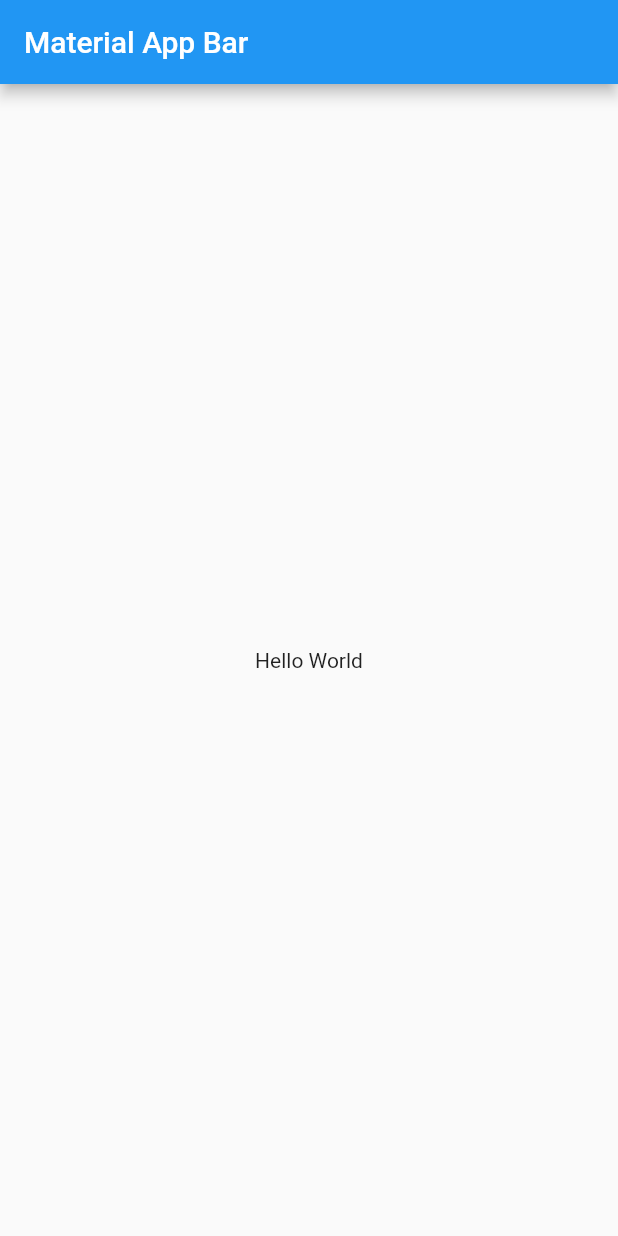
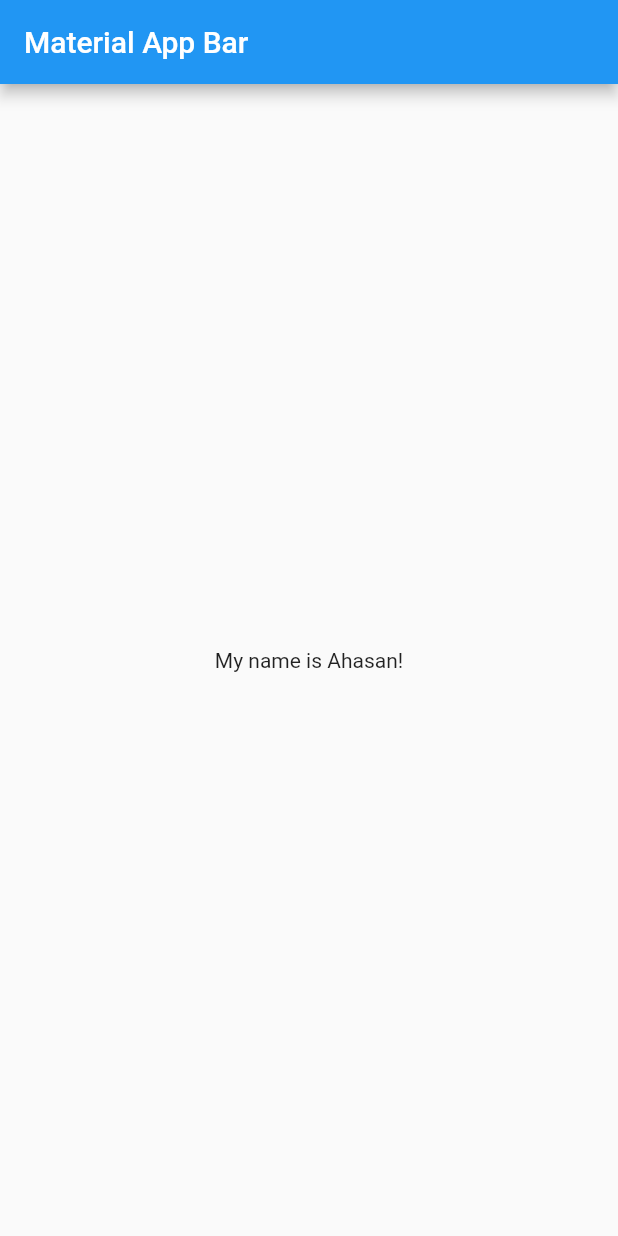
Before and after one commit to ahasanhub/flutter-sample, a Flutter app: the screen it shows after launch, on a phone screen of 412 x 824 dp. Run offline on Flutter 3.47's test engine with Material 2 defaults, Android fonts, the phone set to English and light mode, and no system bars; our stand-ins replace bloc, equatable, flutter_bloc, rxdart.

Commit message:
update minor

```diff
--- a/flutter_todos/lib/main.dart
+++ b/flutter_todos/lib/main.dart
@@ -13,7 +13,7 @@ class MyApp extends StatelessWidget {
         ),
         body: Center(
           child: Container(
-            child: Text('Hello World'),
+            child: Text('My name is Ahasan!'),
           ),
         ),
       ),
```
